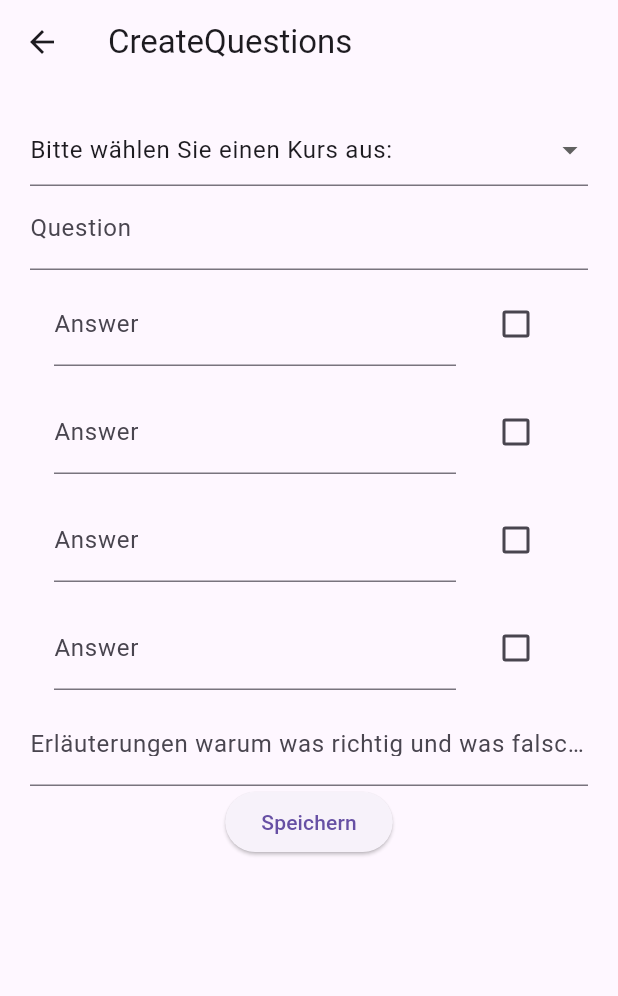
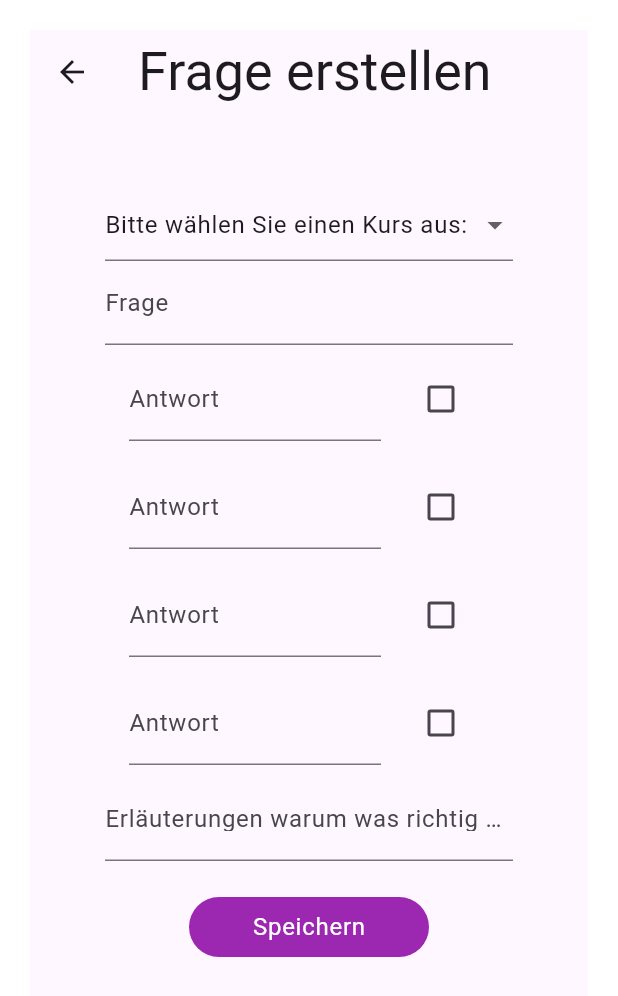
Before and after one commit to schwenske/flutter_quizz, a Flutter app: the CreateQuestions screen opened directly, on a phone screen of 412 x 824 dp. Shown: the top 996 px of the screen. Run offline on Flutter 3.47's test engine with Material 3 defaults, Android fonts, the phone set to English and light mode, and no system bars; our stand-ins replace cloud_firestore, firebase_auth, firebase_core; missing offline and left inert: firebase_ui_auth; accounts and stored records are empty.

Commit message:
keine ahnung

```diff
--- a/lib/screens/create_questions.dart
+++ b/lib/screens/create_questions.dart
@@ -1,10 +1,10 @@
 import 'dart:async';
-
 import 'package:cloud_firestore/cloud_firestore.dart';
 import 'package:firebase_auth/firebase_auth.dart';
 import 'package:flutter/material.dart';
 import 'package:flutter_quizz/data/model/question_card.dart';
 import 'package:flutter_quizz/data/repositories/firestore_question_rep.dart';
+import 'package:flutter_quizz/widgets/custom_button.dart';
 
 FirebaseAuth auth = FirebaseAuth.instance;
 String userId = auth.currentUser!.uid;
@@ -43,19 +43,24 @@ class _CreateQuestionsState extends State<CreateQuestions> {
 
   @override
   Widget build(BuildContext context) {
-    return Scaffold(
+    return SafeArea(
+      child: Padding(
+        padding: const EdgeInsets.all(20),
+        child: Scaffold(
           appBar: AppBar(
-        title: const Text("CreateQuestions"),
+            centerTitle: true,
+            title: Text(
+              "Frage erstellen",
+              style: Theme.of(context).textTheme.displaySmall,
             ),
-      body: SafeArea(
-        child: SingleChildScrollView(
-          padding: MediaQuery.of(context).orientation == Orientation.portrait
-              ? const EdgeInsets.all(20)
-              : EdgeInsets.symmetric(
-                  vertical: 40,
-                  horizontal: MediaQuery.of(context).size.width / 5,
           ),
-          child: Form(
+          body: SingleChildScrollView(
+            child: Center(
+              child: Padding(
+                padding: const EdgeInsets.all(50),
+                child: Column(
+                  children: [
+                    Form(
                       key: _formKey,
                       child: Column(
                         children: <Widget>[
@@ -89,7 +94,7 @@ class _CreateQuestionsState extends State<CreateQuestions> {
                                 .bodyLarge!
                                 .copyWith(color: Colors.blue),
                             decoration: const InputDecoration(
-                    labelText: "Question",
+                              labelText: "Frage",
                             ),
                             onChanged: (value) {
                               currentQuestion = value;
@@ -109,7 +114,8 @@ class _CreateQuestionsState extends State<CreateQuestions> {
                                     .textTheme
                                     .bodyLarge!
                                     .copyWith(color: Colors.blue),
-                      decoration: const InputDecoration(labelText: 'Answer'),
+                                decoration:
+                                    const InputDecoration(labelText: 'Antwort'),
                                 onChanged: (value) {
                                   setState(() {
                                     answerList[i] = value;
@@ -152,7 +158,7 @@ class _CreateQuestionsState extends State<CreateQuestions> {
                               }
                             },
                           ),
-                ElevatedButton(
+                          CustomButton(
                               onPressed: () async {
                                 currentOption[answerList[0]] = boolList[0];
                                 currentOption[answerList[1]] = boolList[1];
@@ -160,8 +166,13 @@ class _CreateQuestionsState extends State<CreateQuestions> {
                                 currentOption[answerList[3]] = boolList[3];
                                 _addQuestionCard();
                               },
-                    child: const Text('Speichern')),
+                              label: 'Speichern')
                         ],
+                      ),
+                    ),
+                  ],
+                ),
+              ),
             ),
           ),
         ),
--- a/lib/screens/home.dart
+++ b/lib/screens/home.dart
@@ -4,7 +4,7 @@ import 'package:flutter_quizz/screens/create_questions.dart';
 import 'package:flutter_quizz/screens/my_questions.dart';
 import 'package:flutter_quizz/screens/quiz_filter.dart';
 import 'package:flutter_quizz/screens/ranking.dart';
-import 'package:flutter_quizz/widgets/custom_Button.dart';
+import 'package:flutter_quizz/widgets/custom_button.dart';
 
 var titleName = "Quizz APP";
 const double buttonSpacing = 15;
--- a/pubspec.yaml
+++ b/pubspec.yaml
@@ -36,7 +36,7 @@ dependencies:
   # Use with the CupertinoIcons class for iOS style icons.
   cupertino_icons: ^1.0.6
   firebase_core: ^3.1.0
-  firebase_auth: ^5.1.0
+  firebase_auth: ^5.1.1
   firebase_ui_auth: ^1.14.0
   cloud_firestore: ^5.0.1
 
```
Also changed, not shown: pubspec.lock. Lines whose indentation alone changed are shown as unchanged.
